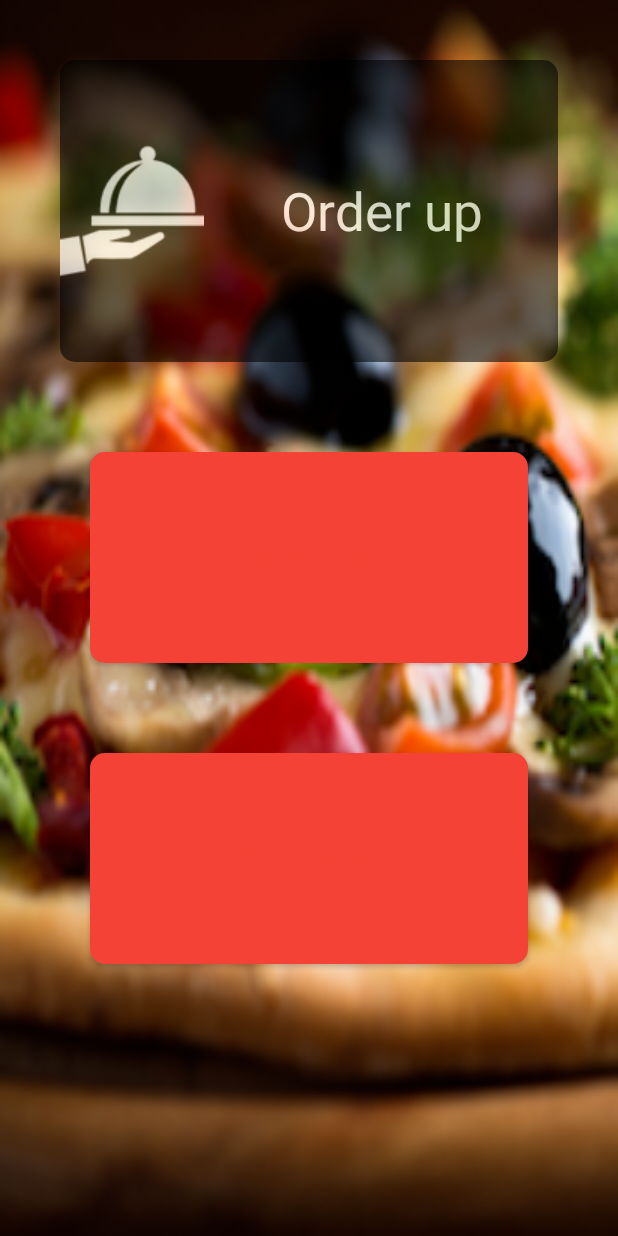
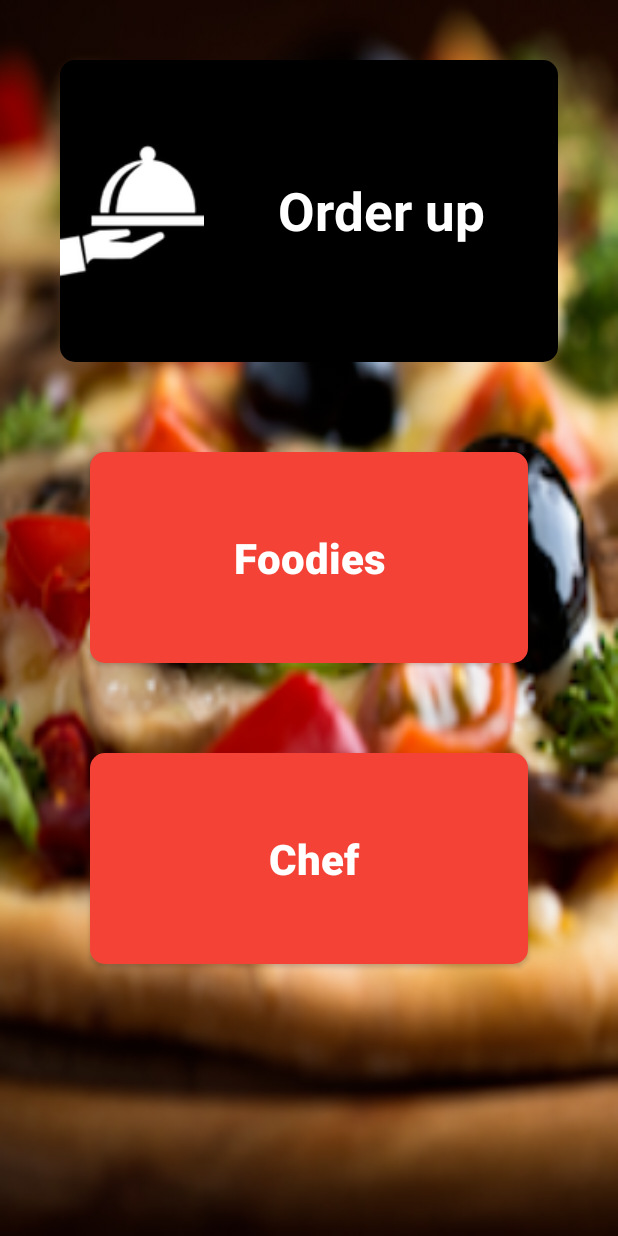
Before and after one commit to Ankitgarg891/OrderUpData, an Android app: the screen it shows after launch (MainActivity), on a phone screen of 412 x 824 dp. Run offline under Robolectric (Android 15) with nearby library versions, the phone set to English and light mode, and no system bars.

Commit message:
8/10/17 - 6 : 58 pm

```diff
--- a/app/src/main/java/com/example/food/orderup/MainActivity.java
+++ b/app/src/main/java/com/example/food/orderup/MainActivity.java
@@ -8,29 +8,26 @@ import android.widget.Button;
 
 public class MainActivity extends AppCompatActivity {
 
-    Button foodieshere,chefhere;
+    Button foodieshere, chefhere;
 
     @Override
     protected void onCreate(Bundle savedInstanceState) {
         super.onCreate(savedInstanceState);
         setContentView(R.layout.activity_main);
 
-        // dipanshu
-
-        foodieshere=(Button)findViewById(R.id.b1);
+        foodieshere = (Button) findViewById(R.id.b1);
 
         foodieshere.setOnClickListener(new View.OnClickListener() {
             @Override
             public void onClick(View view) {
-                Intent intent = new Intent(MainActivity.this,LoginActivity.class);
+                Intent intent = new Intent(MainActivity.this, LoginActivity.class);
 
                 startActivity(intent);
             }
         });
 
 
-
-        chefhere=(Button)findViewById(R.id.b2);
+        chefhere = (Button) findViewById(R.id.b2);
 
         chefhere.setOnClickListener(new View.OnClickListener() {
             @Override
@@ -40,6 +37,4 @@ public class MainActivity extends AppCompatActivity {
         });
 
     }
-
-    //hello this is ankit
 }
--- a/app/src/main/java/com/example/food/orderup/SignUpActivity.java
+++ b/app/src/main/java/com/example/food/orderup/SignUpActivity.java
@@ -20,9 +20,6 @@ import com.google.firebase.auth.FirebaseUser;
 import com.google.firebase.database.DatabaseReference;
 import com.google.firebase.database.FirebaseDatabase;
 
-import static android.R.attr.name;
-import static android.R.id.message;
-
 public class SignUpActivity extends AppCompatActivity implements View.OnFocusChangeListener {
 
     private static final String TAG = "SignUpActivity";
@@ -35,12 +32,10 @@ public class SignUpActivity extends AppCompatActivity implements View.OnFocusCha
     private FirebaseAuth mAuth;                              //for authentication
     private FirebaseAuth.AuthStateListener mAuthListener;    //for authentication
 
-
     @Override
     protected void onCreate(Bundle savedInstanceState) {
         super.onCreate(savedInstanceState);
         setContentView(R.layout.activity_sign_up);
-
 
         new_username = (EditText) findViewById(R.id.new_user);
         new_phone = (EditText) findViewById(R.id.new_phone);
@@ -51,20 +46,17 @@ public class SignUpActivity extends AppCompatActivity implements View.OnFocusCha
 
         create_account = (Button) findViewById(R.id.create_account);
 
-
         database = FirebaseDatabase.getInstance();
 
         mAuth = FirebaseAuth.getInstance(); //for authentication
 
         myRef = database.getReference("User-details");
 
-
         new_username.setOnFocusChangeListener(this);
         new_phone.setOnFocusChangeListener(this);
         new_email.setOnFocusChangeListener(this);
         new_password.setOnFocusChangeListener(this);
         new_re_password.setOnFocusChangeListener(this);
-
 
         mAuthListener = new FirebaseAuth.AuthStateListener() {
             @Override
@@ -73,24 +65,19 @@ public class SignUpActivity extends AppCompatActivity implements View.OnFocusCha
 
                 if (user != null)
                 //user is signed in
-
                 {
                     Log.d(TAG, "onAuthStateChanged:signed_in:" + user.getUid());
-
                 } else {
                     // User is signed out
                     Log.d(TAG, "onAuthStateChanged:signed_out");
-
                 }
             }
         };
-
 
         create_account.setOnClickListener(new View.OnClickListener() {
             @Override
             public void onClick(View view) {
                 if (true == validate()) {
-
                     error_details.setTextColor(Color.parseColor("#ff0099cc"));
                     error_details.setText("Creating user_icon...");
                     Toast.makeText(SignUpActivity.this, "Please Wait", Toast.LENGTH_LONG).show();
@@ -98,16 +85,12 @@ public class SignUpActivity extends AppCompatActivity implements View.OnFocusCha
                     String email = new_email.getText().toString();
                     String password = new_password.getText().toString();
 
-
                     final FirebaseUser user = mAuth.getCurrentUser();
 
-
-                    mAuth.createUserWithEmailAndPassword(email, password)
-                            .addOnCompleteListener(SignUpActivity.this, new OnCompleteListener<AuthResult>() {
+                    mAuth.createUserWithEmailAndPassword(email, password).addOnCompleteListener(SignUpActivity.this, new OnCompleteListener<AuthResult>() {
                         @Override
                         public void onComplete(@NonNull Task<AuthResult> task) {
                             Log.d(TAG, "createUserWithEmail:onComplete:" + task.isSuccessful());
-
 
                             if (!task.isSuccessful()) {
                                 Toast.makeText(SignUpActivity.this, R.string.auth_failed, Toast.LENGTH_SHORT).show();
@@ -123,53 +106,34 @@ public class SignUpActivity extends AppCompatActivity implements View.OnFocusCha
 
                                     Intent intent = new Intent(SignUpActivity.this, WelcomeActivity.class);
                                     intent.putExtra("id", id);
-
                                     startActivity(intent);
-
-
                                 }
-
-
                             }
-
                         }
                     });
-
-
                 }
             }
         });
 
-
     }
 
-
     private boolean validate() {
-
-
         error_details.setTextColor(Color.RED);
 
-
         String MobilePattern = "[0-9]{10}";
-
         String emailPattern = "[a-zA-Z0-9._-]+@[a-z]+\\.+[a-z]+";
 
-        if (new_username.length() == 0 || new_phone.length() == 0 || new_email.length() ==
-                0 || new_password.length() == 0 || new_re_password.length() == 0) {
+        if (new_username.length() == 0 || new_phone.length() == 0 || new_email.length() == 0 || new_password.length() == 0 || new_re_password.length() == 0) {
 
             error_details.setText("Please fill the empty fields");
 
             Toast.makeText(getApplicationContext(), "Please fill the empty fields", Toast.LENGTH_SHORT).show();
             return false;
-
         } else if (new_username.length() > 25 || new_username.length() < 5) {
-
             Toast.makeText(getApplicationContext(), "Please enter valid user name", Toast.LENGTH_SHORT).show();
 
             error_details.setText("Please enter valid user name");
             return false;
-
-
         } else if (!new_phone.getText().toString().matches(MobilePattern)) {
 
             Toast.makeText(getApplicationContext(), "Please enter valid 10 digit phone number", Toast.LENGTH_SHORT).show();
@@ -182,8 +146,6 @@ public class SignUpActivity extends AppCompatActivity implements View.OnFocusCha
 
             error_details.setText("Please enter valid email address");
             return false;
-
-
         } else if (new_password.length() < 6) {
 
             Toast.makeText(getApplicationContext(), "Please enter minimum 6 character password", Toast.LENGTH_SHORT).show();
@@ -200,9 +162,7 @@ public class SignUpActivity extends AppCompatActivity implements View.OnFocusCha
             return true;
         }
 
-
     }
-
 
     @Override
     public void onFocusChange(View view, boolean b) {
@@ -211,35 +171,27 @@ public class SignUpActivity extends AppCompatActivity implements View.OnFocusCha
         switch (view.getId()) {
             case (R.id.new_user):
                 error_details.setText("Enter 5-25 characters");
-
                 break;
             case (R.id.new_phone):
                 error_details.setText("Enter 10 digits");
                 break;
             case (R.id.new_email):
-
                 error_details.setText("Enter  Email Address");
                 break;
             case (R.id.new_password):
-
                 error_details.setText("Enter Minimum 6 characters");
                 break;
-
             case (R.id.new_re_password):
-
                 error_details.setText("Enter same password again");
                 break;
-
         }
     }
-
 
     @Override
     public void onStart() {
         super.onStart();
         mAuth.addAuthStateListener(mAuthListener);
     }
-
 
     @Override
     public void onStop() {
@@ -248,10 +200,4 @@ public class SignUpActivity extends AppCompatActivity implements View.OnFocusCha
             mAuth.removeAuthStateListener(mAuthListener);
         }
     }
-
 }
-
-/*
-android:drawableLeft="@drawable/tray_76"
-        android:drawablePadding="20dp"
-        android:drawableTint="@android:color/white"*/
--- a/app/src/main/java/com/example/food/orderup/SplashActivity.java
+++ b/app/src/main/java/com/example/food/orderup/SplashActivity.java
@@ -12,28 +12,12 @@ import android.widget.TextView;
 public class
 SplashActivity extends AppCompatActivity {
 
-    TextView t1;
     Handler handler;
-    Animation animation;
-    Typeface tf;
-
-
-
 
     @Override
     protected void onCreate(Bundle savedInstanceState) {
         super.onCreate(savedInstanceState);
         setContentView(R.layout.activity_splash);
-
-        tf = Typeface.createFromAsset(getAssets(),"fonts/round.ttf");
-
-
-        animation= AnimationUtils.loadAnimation(this,R.anim.fade_in);
-
-        t1=(TextView)findViewById(R.id.orderup_text);
-        t1.startAnimation(animation);
-
-        t1.setTypeface(tf);
 
         handler = new Handler();
         handler.postDelayed(new Runnable() {
@@ -42,6 +26,6 @@ SplashActivity extends AppCompatActivity {
                 startActivity(new Intent(SplashActivity.this, MainActivity.class));
                 finish();
             }
-        }, 4000);
+        }, 3000);
     }
 }
--- a/app/src/main/res/layout/activity_main.xml
+++ b/app/src/main/res/layout/activity_main.xml
@@ -5,21 +5,15 @@
     android:layout_width="match_parent"
     android:layout_height="match_parent"
     android:background="@drawable/pizza_half"
-
     android:orientation="vertical"
-
     tools:context="com.example.food.orderup.MainActivity">
-
 
     <LinearLayout
         android:layout_width="match_parent"
         android:layout_height="match_parent"
         android:layout_margin="30dp"
         android:orientation="vertical"
-        android:weightSum="3"
-
-
-        >
+        android:weightSum="3">
 
         <TextView
             android:id="@+id/i1"
@@ -28,83 +22,48 @@
             android:layout_margin="10dp"
             android:layout_marginBottom="50dp"
             android:layout_weight="1"
-
-            android:alpha=".7"
             android:background="@drawable/button_cornor_white"
-
-            android:backgroundTint="@color/black_trans"
-
+            android:backgroundTint="@android:color/black"
             android:drawableLeft="@drawable/tray"
-
-
             android:drawableTint="@android:color/white"
-
-
             android:gravity="center"
-
-
             android:text="Order up"
-
             android:textColor="@android:color/white"
-
             android:textSize="35dp"
-
-
-            />
-
+            android:textStyle="bold" />
 
         <Button
             android:id="@+id/b1"
             android:layout_width="match_parent"
             android:layout_height="0dp"
-
             android:layout_marginBottom="30dp"
-            android:layout_marginTop="50dp"
             android:layout_marginLeft="30dp"
             android:layout_marginRight="30dp"
-
-
+            android:layout_marginTop="50dp"
             android:layout_weight=".7"
-
-
             android:background="@drawable/button_cornor_white"
             android:gravity="center"
             android:padding="10dp"
-
-            android:text="Foodies here"
-
-
-            android:textColor="@color/primary"
-
-
-            android:textSize="20dp" />
-
+            android:text="Foodies"
+            android:textAllCaps="false"
+            android:textColor="@android:color/white"
+            android:textSize="28sp"
+            android:textStyle="bold" />
 
         <Button
             android:id="@+id/b2"
             android:layout_width="match_parent"
             android:layout_height="0dp"
-
             android:layout_margin="30dp"
-
-
             android:layout_weight=".7"
-
-
             android:background="@drawable/button_cornor_white"
             android:gravity="center"
             android:padding="10dp"
-            android:text=" Chef here "
-            android:textColor="@color/primary"
-
-
-            android:textSize="20dp"
-
-
-            />
-
-
+            android:text=" Chef"
+            android:textAllCaps="false"
+            android:textColor="@android:color/white"
+            android:textSize="28sp"
+            android:textStyle="bold" />
     </LinearLayout>
 
-
 </LinearLayout>
--- a/app/src/main/res/layout/activity_splash.xml
+++ b/app/src/main/res/layout/activity_splash.xml
@@ -19,7 +19,6 @@
         android:background="@drawable/scrim_gradient" />
 
     <TextView
-        android:id="@+id/orderup_text"
         android:layout_width="wrap_content"
         android:layout_height="wrap_content"
         android:layout_gravity="center"
--- a/app/src/main/res/values/colors.xml
+++ b/app/src/main/res/values/colors.xml
@@ -8,13 +8,4 @@
     <color name="secondary_text">#757575</color>
     <color name="icons">#FFFFFF</color>
     <color name="divider">#BDBDBD</color>
-
-
-
-    <color name="black_trans">#d2000000</color>
-
-    <color name="white_trans">#c7ffffff</color>
-
-    <color name="grey">#c6808080</color>
-
 </resources>
```
Also changed, not shown: app/src/main/java/com/example/food/orderup/LoginActivity.java (+2 -39 lines), app/src/main/res/anim/fade_in.xml (deleted, +0 -16 lines). Lines whose indentation alone changed are shown as unchanged.
